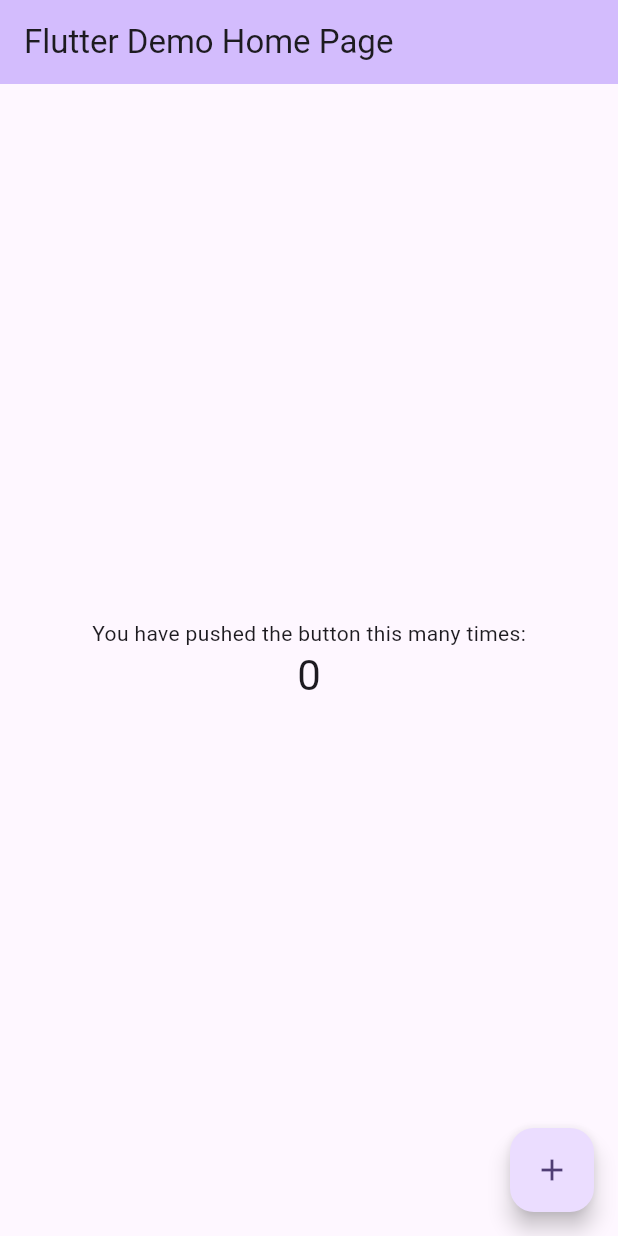
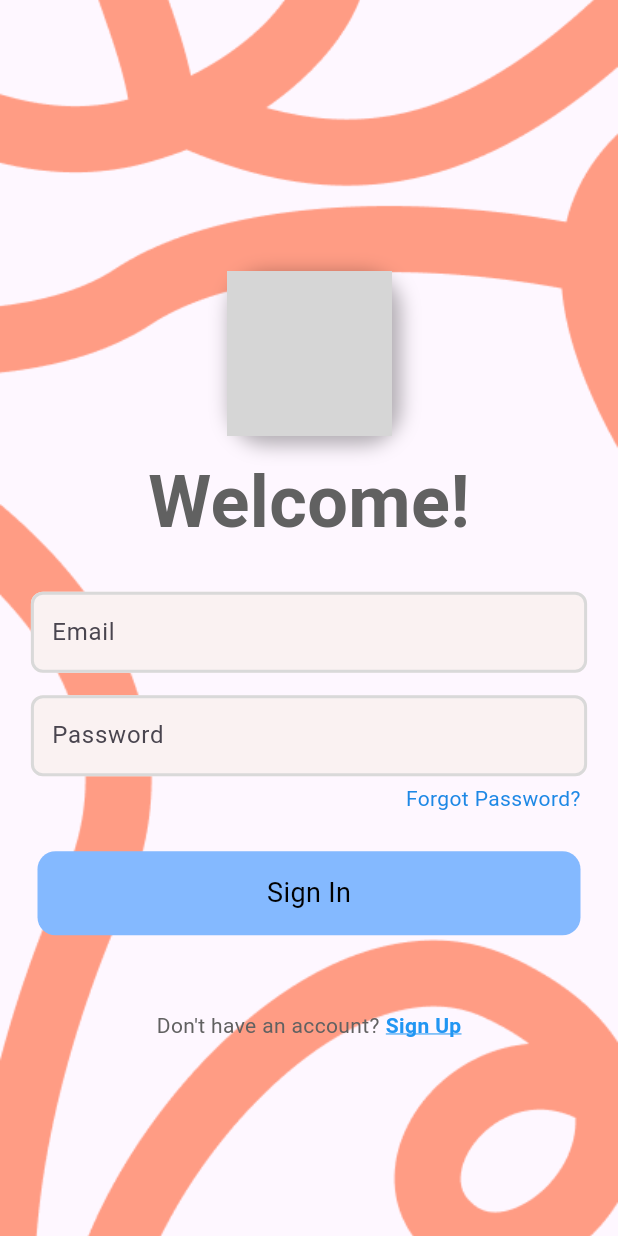
Before and after one commit to ParkerWilliams1/gemo, a Flutter app: the screen it shows after launch, on a phone screen of 412 x 824 dp. Run offline on Flutter 3.47's test engine with Material 3 defaults, Android fonts, the phone set to English and light mode, and no system bars; grey boxes are pictures that could not be loaded.

Commit message:
Completed auth screens, login and signup

```diff
--- /dev/null
+++ b/lib/components/my_button.dart
@@ -0,0 +1,34 @@
+import 'package:flutter/material.dart';
+
+class MyButton extends StatelessWidget {
+  final VoidCallback onTap;
+  final String text;
+
+
+  const MyButton({required this.onTap, this.text = "Sign In", super.key});
+
+  @override
+  Widget build(BuildContext context) {
+    return GestureDetector(
+      onTap: onTap,
+      child: Container(
+        padding: const EdgeInsets.symmetric(vertical: 15),
+        margin: const EdgeInsets.symmetric(horizontal: 25),
+        decoration: BoxDecoration(
+          color: const Color.fromARGB(255, 132, 185, 255),
+          borderRadius: BorderRadius.circular(12),
+        ),
+        child: Center(
+          child: Text(
+            text,
+            style: const TextStyle(
+              color: Colors.black,
+              fontSize: 18,
+              //fontWeight: FontWeight.bold,  // Make the text bold
+            ),
+          ),
+        ),
+      ),
+    );
+  }
+}
--- /dev/null
+++ b/lib/components/my_textfield.dart
@@ -0,0 +1,25 @@
+import 'package:flutter/material.dart';
+
+class MyTextField extends StatelessWidget {
+  final TextEditingController controller;
+  final String hintText;
+  final bool obscureText;
+  final InputDecoration decoration;
+
+  const MyTextField({
+    super.key,
+    required this.controller,
+    required this.hintText,
+    required this.obscureText,
+    required this.decoration,
+  });
+
+  @override
+  Widget build(BuildContext context) {
+    return TextField(
+      controller: controller,
+      obscureText: obscureText,
+      decoration: decoration,
+    );
+  }
+}
--- a/lib/main.dart
+++ b/lib/main.dart
@@ -1,4 +1,6 @@
 import 'package:flutter/material.dart';
+import 'package:gemo/pages/login_or_register_page.dart';
+// import 'pages/login_page.dart';
 
 void main() {
   runApp(const MyApp());
@@ -7,119 +9,11 @@ void main() {
 class MyApp extends StatelessWidget {
   const MyApp({super.key});
 
-  // This widget is the root of your application.
   @override
   Widget build(BuildContext context) {
-    return MaterialApp(
-      title: 'Flutter Demo',
-      theme: ThemeData(
-        // This is the theme of your application.
-        //
-        // TRY THIS: Try running your application with "flutter run". You'll see
-        // the application has a purple toolbar. Then, without quitting the app,
-        // try changing the seedColor in the colorScheme below to Colors.green
-        // and then invoke "hot reload" (save your changes or press the "hot
-        // reload" button in a Flutter-supported IDE, or press "r" if you used
-        // the command line to start the app).
-        //
-        // Notice that the counter didn't reset back to zero; the application
-        // state is not lost during the reload. To reset the state, use hot
-        // restart instead.
-        //
-        // This works for code too, not just values: Most code changes can be
-        // tested with just a hot reload.
-        colorScheme: ColorScheme.fromSeed(seedColor: Colors.deepPurple),
-        useMaterial3: true,
-      ),
-      home: const MyHomePage(title: 'Flutter Demo Home Page'),
+    return const MaterialApp(
+      debugShowCheckedModeBanner: false,
+      home: LoginOrRegisterPage(),
     );
   }
 }
-
-class MyHomePage extends StatefulWidget {
-  const MyHomePage({super.key, required this.title});
-
-  // This widget is the home page of your application. It is stateful, meaning
-  // that it has a State object (defined below) that contains fields that affect
-  // how it looks.
-
-  // This class is the configuration for the state. It holds the values (in this
-  // case the title) provided by the parent (in this case the App widget) and
-  // used by the build method of the State. Fields in a Widget subclass are
-  // always marked "final".
-
-  final String title;
-
-  @override
-  State<MyHomePage> createState() => _MyHomePageState();
-}
-
-class _MyHomePageState extends State<MyHomePage> {
-  int _counter = 0;
-
-  void _incrementCounter() {
-    setState(() {
-      // This call to setState tells the Flutter framework that something has
-      // changed in this State, which causes it to rerun the build method below
-      // so that the display can reflect the updated values. If we changed
-      // _counter without calling setState(), then the build method would not be
-      // called again, and so nothing would appear to happen.
-      _counter++;
-    });
-  }
-
-  @override
-  Widget build(BuildContext context) {
-    // This method is rerun every time setState is called, for instance as done
-    // by the _incrementCounter method above.
-    //
-    // The Flutter framework has been optimized to make rerunning build methods
-    // fast, so that you can just rebuild anything that needs updating rather
-    // than having to individually change instances of widgets.
-    return Scaffold(
-      appBar: AppBar(
-        // TRY THIS: Try changing the color here to a specific color (to
-        // Colors.amber, perhaps?) and trigger a hot reload to see the AppBar
-        // change color while the other colors stay the same.
-        backgroundColor: Theme.of(context).colorScheme.inversePrimary,
-        // Here we take the value from the MyHomePage object that was created by
-        // the App.build method, and use it to set our appbar title.
-        title: Text(widget.title),
-      ),
-      body: Center(
-        // Center is a layout widget. It takes a single child and positions it
-        // in the middle of the parent.
-        child: Column(
-          // Column is also a layout widget. It takes a list of children and
-          // arranges them vertically. By default, it sizes itself to fit its
-          // children horizontally, and tries to be as tall as its parent.
-          //
-          // Column has various properties to control how it sizes itself and
-          // how it positions its children. Here we use mainAxisAlignment to
-          // center the children vertically; the main axis here is the vertical
-          // axis because Columns are vertical (the cross axis would be
-          // horizontal).
-          //
-          // TRY THIS: Invoke "debug painting" (choose the "Toggle Debug Paint"
-          // action in the IDE, or press "p" in the console), to see the
-          // wireframe for each widget.
-          mainAxisAlignment: MainAxisAlignment.center,
-          children: <Widget>[
-            const Text(
-              'You have pushed the button this many times:',
-            ),
-            Text(
-              '$_counter',
-              style: Theme.of(context).textTheme.headlineMedium,
-            ),
-          ],
-        ),
-      ),
-      floatingActionButton: FloatingActionButton(
-        onPressed: _incrementCounter,
-        tooltip: 'Increment',
-        child: const Icon(Icons.add),
-      ), // This trailing comma makes auto-formatting nicer for build methods.
-    );
-  }
-}
--- /dev/null
+++ b/lib/pages/login_or_register_page.dart
@@ -0,0 +1,31 @@
+import 'package:flutter/material.dart';
+import 'package:gemo/pages/register_pages.dart';
+
+import 'login_page.dart';
+
+class LoginOrRegisterPage extends StatefulWidget {
+  const LoginOrRegisterPage({super.key});
+
+  @override
+  State<LoginOrRegisterPage> createState() => _LoginOrRegisterPageState();
+
+}
+
+class _LoginOrRegisterPageState extends State<LoginOrRegisterPage> {
+  // initially show login page
+  bool showLoginPage = true;
+
+  // toggle between login and register page
+  void togglePages() {
+    setState(() {
+      showLoginPage = !showLoginPage;
+  });
+}
+
+@override
+  Widget build(BuildContext context) {
+    return showLoginPage
+        ? LoginPage(onTap: togglePages)
+        : RegisterPage(onTap: togglePages);
+  }
+}
--- /dev/null
+++ b/lib/pages/login_page.dart
@@ -0,0 +1,198 @@
+import 'package:flutter/material.dart';
+import 'package:gemo/components/my_button.dart';
+import 'package:gemo/components/my_textfield.dart';
+
+class LoginPage extends StatelessWidget {
+  final VoidCallback onTap;
+
+  LoginPage({super.key, required this.onTap});
+
+  // text editing controllers
+  final usernameController = TextEditingController();
+  final passwordController = TextEditingController();
+
+  // sign user in method
+  void signUserIn() {}
+
+  @override
+  Widget build(BuildContext context) {
+    return Scaffold(
+      body: SafeArea(
+        child: Container(
+          decoration: const BoxDecoration(
+            image: DecorationImage(
+              image: AssetImage('lib/images/background.png'),
+              fit: BoxFit.cover,
+            ),
+          ),
+          child: Center(
+            child: Column(
+              mainAxisAlignment: MainAxisAlignment.center,
+              children: [
+                const SizedBox(height: 50),
+
+                // LOGO
+                Container(
+                  width: 110,
+                  height: 110,
+                  decoration: BoxDecoration(
+                    borderRadius: BorderRadius.circular(25),
+                    image: const DecorationImage(
+                      image: AssetImage('lib/images/gemo.png'),
+                      fit: BoxFit.cover,
+                    ),
+                    boxShadow: [
+                      BoxShadow(
+                        // ignore: deprecated_member_use
+                        color: Colors.black.withOpacity(0.3),
+                        blurRadius: 10,
+                        spreadRadius: 2,
+                        offset: const Offset(4, 4),
+                      ),
+                    ],
+                  ),
+                ),
+                const SizedBox(height: 10),
+
+                // Welcome!
+                Text(
+                  'Welcome!',
+                  style: TextStyle(
+                    color: Colors.grey[700],
+                    fontSize: 48,
+                    fontWeight: FontWeight.bold,
+                  ),
+                ),
+
+                const SizedBox(height: 25),
+
+                // Email textfield
+                SizedBox(
+                  width: MediaQuery.of(context).size.width * 0.9,
+                  child: MyTextField(
+                    controller: usernameController,
+                    hintText: 'Email',
+                    obscureText: false,
+                    decoration: InputDecoration(
+                      filled: true,
+                      fillColor: const Color.fromARGB(255, 250, 242, 242),
+                      border: OutlineInputBorder(
+                        borderRadius: BorderRadius.circular(8.0),
+                        borderSide: const BorderSide(
+                            color: Color.fromARGB(255, 217, 217, 217),
+                            width: 2),
+                      ),
+                      enabledBorder: OutlineInputBorder(
+                        borderRadius: BorderRadius.circular(8.0),
+                        borderSide: const BorderSide(
+                            color: Color.fromARGB(255, 217, 217, 217),
+                            width: 2),
+                      ),
+                      focusedBorder: OutlineInputBorder(
+                        borderRadius: BorderRadius.circular(8.0),
+                        borderSide: const BorderSide(
+                            color: Color.fromARGB(255, 139, 140, 141),
+                            width: 2),
+                      ),
+                      hintText: 'Email',
+                      contentPadding: const EdgeInsets.symmetric(
+                          vertical: 15.0, horizontal: 10.0),
+                    ),
+                  ),
+                ),
+
+                const SizedBox(height: 15),
+
+                // Password textfield
+                SizedBox(
+                  width: MediaQuery.of(context).size.width * 0.9,
+                  child: MyTextField(
+                    controller: passwordController,
+                    hintText: 'Password',
+                    obscureText: true,
+                    decoration: InputDecoration(
+                      filled: true,
+                      fillColor: const Color.fromARGB(255, 250, 242, 242),
+                      border: OutlineInputBorder(
+                        borderRadius: BorderRadius.circular(8.0),
+                        borderSide: const BorderSide(
+                            color: Color.fromARGB(255, 174, 172, 172),
+                            width: 2),
+                      ),
+                      enabledBorder: OutlineInputBorder(
+                        borderRadius: BorderRadius.circular(8.0),
+                        borderSide: const BorderSide(
+                            color: Color.fromARGB(255, 217, 217, 217),
+                            width: 2),
+                      ),
+                      focusedBorder: OutlineInputBorder(
+                        borderRadius: BorderRadius.circular(8.0),
+                        borderSide: const BorderSide(
+                            color: Color.fromARGB(255, 139, 140, 141),
+                            width: 2),
+                      ),
+                      hintText: 'Password',
+                      contentPadding: const EdgeInsets.symmetric(
+                          vertical: 15.0, horizontal: 10.0),
+                    ),
+                  ),
+                ),
+
+                const SizedBox(height: 5),
+
+                // forgot password?
+                Padding(
+                  padding: const EdgeInsets.symmetric(horizontal: 25.0),
+                  child: Row(
+                    mainAxisAlignment: MainAxisAlignment.end,
+                    children: [
+                      Text(
+                        'Forgot Password?',
+                        style: TextStyle(color: Colors.blue[600]),
+                      ),
+                    ],
+                  ),
+                ),
+
+                const SizedBox(height: 25),
+
+                // sign in button
+                MyButton(
+                  text: "Sign In",
+                  onTap: signUserIn,
+                ),
+
+                const SizedBox(height: 50),
+
+                // have an account? log in
+                Row(
+                  mainAxisAlignment: MainAxisAlignment.center,
+                  children: [
+                    Text(
+                      'Don\'t have an account?',
+                      style: TextStyle(color: Colors.grey[700]),
+                    ),
+                    const SizedBox(width: 4),
+
+                    GestureDetector(
+                      onTap: onTap,
+                      child: const Text(
+                        'Sign Up',
+                        style: TextStyle(
+                          color: Colors.blue,
+                          fontWeight: FontWeight.bold,
+                          decoration: TextDecoration.underline,
+                          decorationColor: Colors.blue,
+                        ),
+                      ),
+                    ),
+                  ],
+                )
+              ],
+            ),
+          ),
+        ),
+      ),
+    );
+  }
+}
--- a/pubspec.yaml
+++ b/pubspec.yaml
@@ -59,9 +59,9 @@ flutter:
   uses-material-design: true
 
   # To add assets to your application, add an assets section, like this:
-  # assets:
-  #   - images/a_dot_burr.jpeg
-  #   - images/a_dot_ham.jpeg
+  assets:
+   - lib/images/background.png
+   - lib/images/gemo.png
 
   # An image asset can refer to one or more resolution-specific "variants", see
   # https://flutter.dev/to/resolution-aware-images
```
Also changed, not shown: lib/pages/register_pages.dart (added, +268 -0 lines), lib/images/background.png (added), lib/images/gemo.PNG (added), pubspec.lock, 2 other files.
